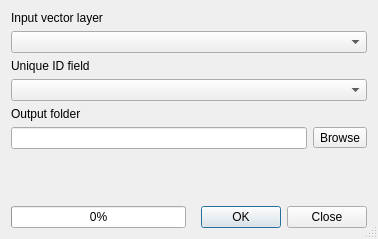
First picture: the form in python/plugins/fTools/tools/frmVectorSplit.ui, repository qgis/QGIS, before the edit.
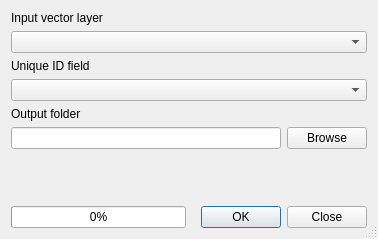
Second picture: the form after the edit.

Commit message: [ftools] homogenizes UI: changes browse button from QToolButton to QPushButton

Patch:
```diff
--- a/python/plugins/fTools/tools/frmVectorSplit.ui
+++ b/python/plugins/fTools/tools/frmVectorSplit.ui
@@ -30,7 +30,7 @@
       </widget>
      </item>
      <item>
-      <widget class="QToolButton" name="toolOut">
+      <widget class="QPushButton" name="toolOut">
        <property name="text">
         <string>Browse</string>
        </property>
@@ -88,7 +88,7 @@
      </property>
     </widget>
    </item>
-   <item row="6" column="0">
+   <item row="6" column="0" colspan="2">
     <spacer>
      <property name="orientation">
       <enum>Qt::Vertical</enum>
```
The commit also changes 13 other files.
